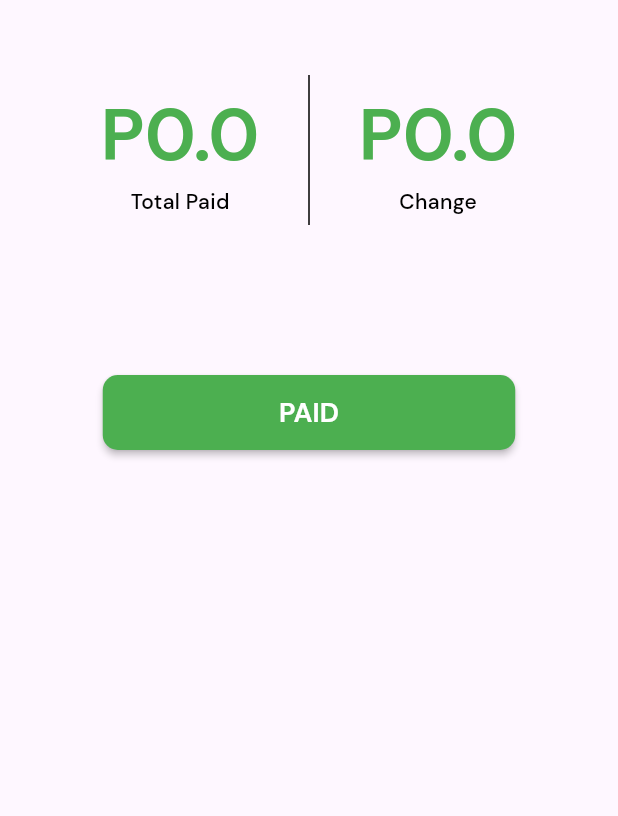
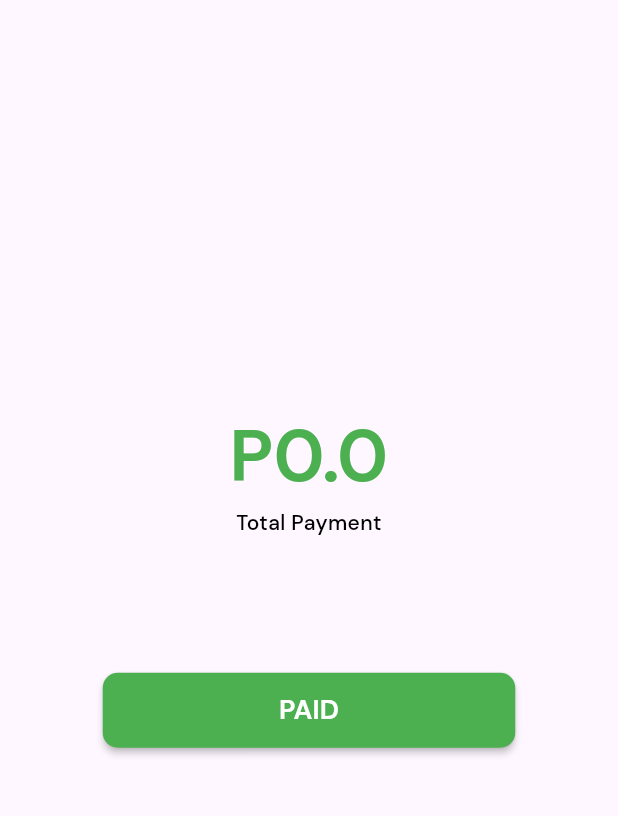
Before and after one commit to lansoyyy/cue_bar, a Flutter app: the PaymentPage screen opened directly with empty values, on a phone screen of 412 x 824 dp, the part 84-900 px from its top. Run offline on Flutter 3.47's test engine with Material 3 defaults, Android fonts, the light colour scheme and no system bars; our stand-ins replace cloud_firestore, firebase_auth, firebase_core, firebase_storage, fluttertoast, image_picker and 2 more; accounts and stored records are empty.

Commit message:
added payment method

```diff
--- a/lib/screens/sales_pages/payment_page.dart
+++ b/lib/screens/sales_pages/payment_page.dart
@@ -28,6 +28,7 @@ class PaymentPage extends StatefulWidget {
   double total;
   double payment;
   String user;
+  String mode;
 
   double time;
 
@@ -35,6 +36,7 @@ class PaymentPage extends StatefulWidget {
 
   PaymentPage(
       {super.key,
+      required this.mode,
       required this.time,
       required this.total,
       required this.payment,
@@ -46,6 +48,7 @@ class PaymentPage extends StatefulWidget {
 }
 
 class _PaymentPageState extends State<PaymentPage> {
+  final refno = TextEditingController();
   @override
   Widget build(BuildContext context) {
     return Scaffold(
@@ -65,13 +68,15 @@ class _PaymentPageState extends State<PaymentPage> {
         ),
       ),
       body: Center(
+        child: SingleChildScrollView(
           child: Column(
             crossAxisAlignment: CrossAxisAlignment.center,
             children: [
               const SizedBox(
                 height: 50,
               ),
-            Row(
+              widget.mode == 'Cash'
+                  ? Row(
                       mainAxisAlignment: MainAxisAlignment.center,
                       children: [
                         Column(
@@ -85,7 +90,7 @@ class _PaymentPageState extends State<PaymentPage> {
                               color: Colors.green,
                             ),
                             TextWidget(
-                      text: 'Total Paid',
+                              text: 'Total Payment',
                               fontSize: 14,
                               fontFamily: 'Medium',
                               color: Colors.black,
@@ -122,24 +127,67 @@ class _PaymentPageState extends State<PaymentPage> {
                           ],
                         ),
                       ],
+                    )
+                  : Column(
+                      crossAxisAlignment: CrossAxisAlignment.center,
+                      mainAxisAlignment: MainAxisAlignment.center,
+                      children: [
+                        TextWidget(
+                          text: 'P${widget.total}',
+                          fontSize: 48,
+                          fontFamily: 'Bold',
+                          color: Colors.green,
+                        ),
+                        TextWidget(
+                          text: 'Total Payment',
+                          fontSize: 14,
+                          fontFamily: 'Medium',
+                          color: Colors.black,
+                        ),
+                      ],
+                    ),
+              widget.mode == 'Card'
+                  ? TextFieldWidget(
+                      controller: refno,
+                      label: 'Reference Number',
+                    )
+                  : const SizedBox(
+                      height: 20,
+                    ),
+              widget.mode == 'GCash'
+                  ? Image.asset(
+                      'assets/images/gcash.jpg',
+                      height: 800,
+                    )
+                  : const SizedBox(
+                      height: 20,
                     ),
               const SizedBox(
-              height: 100,
+                height: 50,
               ),
               ButtonWidget(
                 color: Colors.green,
                 label: 'PAID',
                 onPressed: () {
                   // add receipt
-                addReceipt(widget.user, widget.total,
-                    widget.payment - widget.total, []);
+                  addReceipt(
+                      widget.user,
+                      widget.total,
+                      widget.payment - widget.total,
+                      [],
+                      widget.mode,
+                      refno.text);
                   Navigator.of(context).pushReplacement(MaterialPageRoute(
                       builder: (context) => const HomeScreen()));
                   generateReceiptPdf(
                       widget.items, widget.time.toInt(), widget.total.toInt());
                 },
               ),
+              const SizedBox(
+                height: 50,
+              ),
             ],
+          ),
         ),
       ),
     );
--- a/lib/services/add_receipt.dart
+++ b/lib/services/add_receipt.dart
@@ -1,7 +1,7 @@
 import 'package:cloud_firestore/cloud_firestore.dart';
 import 'package:firebase_auth/firebase_auth.dart';
 
-Future addReceipt(name, total, change, List items) async {
+Future addReceipt(name, total, change, List items, mode, refno) async {
   final docUser = FirebaseFirestore.instance.collection('Receipts').doc();
 
   final json = {
@@ -14,6 +14,8 @@ Future addReceipt(name, total, change, List items) async {
     'day': DateTime.now().day,
     'month': DateTime.now().month,
     'year': DateTime.now().year,
+    'mode': mode,
+    'refno': refno,
   };
 
   await docUser.set(json);
```
Also changed, not shown: lib/screens/sales_pages/sales_page.dart (+45 -0 lines), assets/images/gcash.jpg (added). Lines whose indentation alone changed are shown as unchanged.
